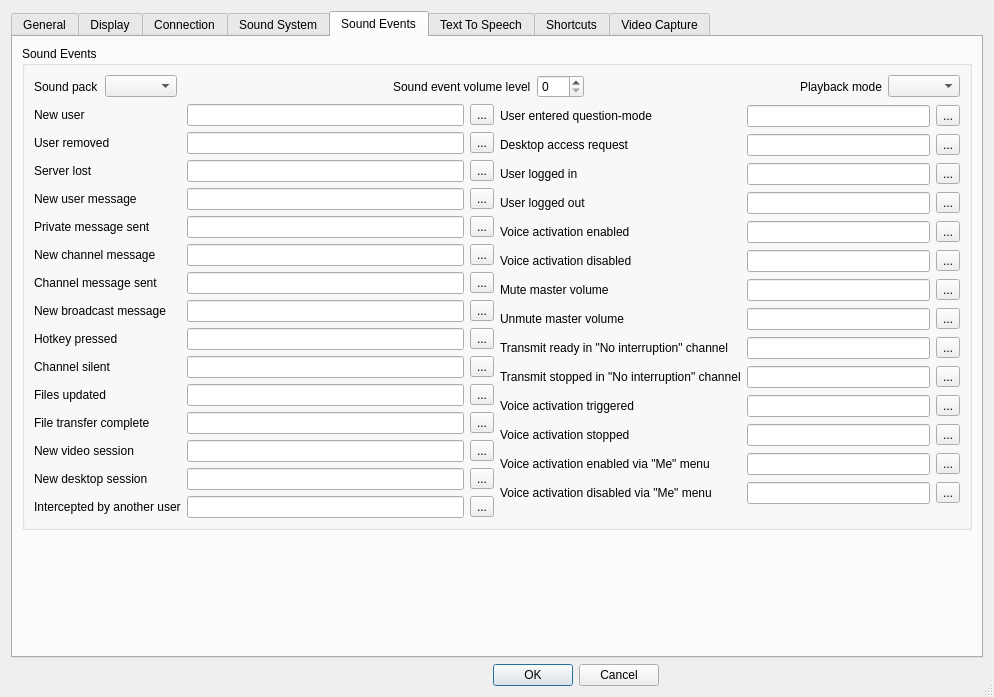
Before: the Qt Designer form Client/qtTeamTalk/preferences.ui in BearWare/TeamTalk5, drawn with Qt 5.
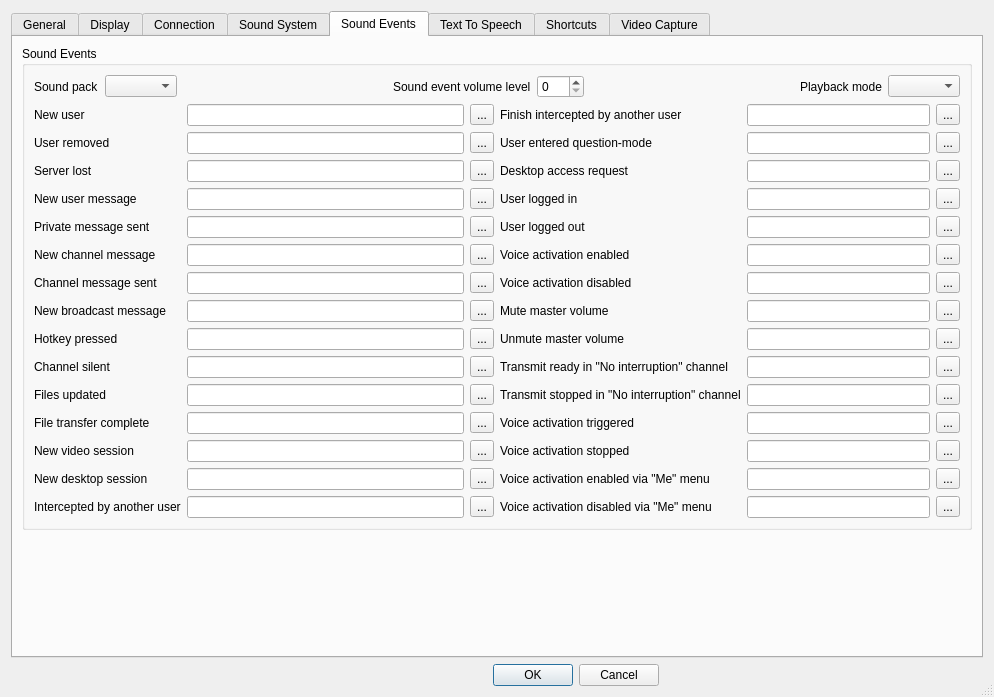
After: the same form once the commit is applied. The open tabs and pages were chosen to show the change. Icons and pictures are not drawn. Custom widgets are drawn as their Qt base class.

What changed in the file:
```diff
--- a/Client/qtTeamTalk/preferences.ui
+++ b/Client/qtTeamTalk/preferences.ui
@@ -1750,6 +1750,29 @@
             <item>
              <layout class="QGridLayout" name="gridLayout_7">
               <item row="0" column="0">
+               <widget class="QLabel" name="label_interceptEnd">
+                <property name="text">
+                 <string>Finish intercepted by another user</string>
+                </property>
+                <property name="buddy">
+                 <cstring>interceptEndEdit</cstring>
+                </property>
+               </widget>
+              </item>
+              <item row="0" column="1">
+               <widget class="QLineEdit" name="interceptEndEdit"/>
+              </item>
+              <item row="0" column="2">
+               <widget class="QToolButton" name="interceptEndButton">
+                <property name="accessibleName">
+                 <string>Browse</string>
+                </property>
+                <property name="text">
+                 <string notr="true">...</string>
+                </property>
+               </widget>
+              </item>
+              <item row="1" column="0">
                <widget class="QLabel" name="label_38">
                 <property name="text">
                  <string>User entered question-mode</string>
@@ -1759,10 +1782,10 @@
                 </property>
                </widget>
               </item>
-              <item row="0" column="1">
+              <item row="1" column="1">
                <widget class="QLineEdit" name="questionmodeEdit"/>
               </item>
-              <item row="0" column="2">
+              <item row="1" column="2">
                <widget class="QToolButton" name="questionmodeBtn">
                 <property name="accessibleName">
                  <string>Browse</string>
@@ -1772,7 +1795,7 @@
                 </property>
                </widget>
               </item>
-              <item row="1" column="0">
+              <item row="2" column="0">
                <widget class="QLabel" name="label_40">
                 <property name="text">
                  <string>Desktop access request</string>
@@ -1782,10 +1805,10 @@
                 </property>
                </widget>
               </item>
-              <item row="1" column="1">
+              <item row="2" column="1">
                <widget class="QLineEdit" name="desktopaccessEdit"/>
               </item>
-              <item row="1" column="2">
+              <item row="2" column="2">
                <widget class="QToolButton" name="desktopaccessBtn">
                 <property name="accessibleName">
                  <string>Browse</string>
@@ -1795,7 +1818,7 @@
                 </property>
                </widget>
               </item>
-              <item row="2" column="0">
+              <item row="3" column="0">
                <widget class="QLabel" name="label_60">
                 <property name="text">
                  <string>User logged in</string>
@@ -1805,10 +1828,10 @@
                 </property>
                </widget>
               </item>
-              <item row="2" column="1">
+              <item row="3" column="1">
                <widget class="QLineEdit" name="userloggedinEdit"/>
               </item>
-              <item row="2" column="2">
+              <item row="3" column="2">
                <widget class="QToolButton" name="userloggedinButton">
                 <property name="accessibleName">
                  <string>Browse</string>
@@ -1818,7 +1841,7 @@
                 </property>
                </widget>
               </item>
-              <item row="3" column="0">
+              <item row="4" column="0">
                <widget class="QLabel" name="label_61">
                 <property name="text">
                  <string>User logged out</string>
@@ -1828,10 +1851,10 @@
                 </property>
                </widget>
               </item>
-              <item row="3" column="1">
+              <item row="4" column="1">
                <widget class="QLineEdit" name="userloggedoutEdit"/>
               </item>
-              <item row="3" column="2">
+              <item row="4" column="2">
                <widget class="QToolButton" name="userloggedoutButton">
                 <property name="accessibleName">
                  <string>Browse</string>
@@ -1841,7 +1864,7 @@
                 </property>
                </widget>
               </item>
-              <item row="4" column="0">
+              <item row="5" column="0">
                <widget class="QLabel" name="label_62">
                 <property name="text">
                  <string>Voice activation enabled</string>
@@ -1851,10 +1874,10 @@
                 </property>
                </widget>
               </item>
-              <item row="4" column="1">
+              <item row="5" column="1">
                <widget class="QLineEdit" name="voiceactonEdit"/>
               </item>
-              <item row="4" column="2">
+              <item row="5" column="2">
                <widget class="QToolButton" name="voiceactonButton">
                 <property name="accessibleName">
                  <string>Browse</string>
@@ -1864,7 +1887,7 @@
                 </property>
                </widget>
               </item>
-              <item row="5" column="0">
+              <item row="6" column="0">
                <widget class="QLabel" name="label_63">
                 <property name="text">
                  <string>Voice activation disabled</string>
@@ -1874,10 +1897,10 @@
                 </property>
                </widget>
               </item>
-              <item row="5" column="1">
+              <item row="6" column="1">
                <widget class="QLineEdit" name="voiceactoffEdit"/>
               </item>
-              <item row="5" column="2">
+              <item row="6" column="2">
                <widget class="QToolButton" name="voiceactoffButton">
                 <property name="accessibleName">
                  <string>Browse</string>
@@ -1887,7 +1910,7 @@
                 </property>
                </widget>
               </item>
-              <item row="6" column="0">
+              <item row="7" column="0">
                <widget class="QLabel" name="label_64">
                 <property name="text">
                  <string>Mute master volume</string>
@@ -1897,10 +1920,10 @@
                 </property>
                </widget>
               </item>
-              <item row="6" column="1">
+              <item row="7" column="1">
                <widget class="QLineEdit" name="muteallonEdit"/>
               </item>
-              <item row="6" column="2">
+              <item row="7" column="2">
                <widget class="QToolButton" name="muteallonButton">
                 <property name="accessibleName">
                  <string>Browse</string>
@@ -1910,7 +1933,7 @@
                 </property>
                </widget>
               </item>
-              <item row="7" column="0">
+              <item row="8" column="0">
                <widget class="QLabel" name="label_65">
                 <property name="text">
                  <string>Unmute master volume</string>
@@ -1920,10 +1943,10 @@
                 </property>
                </widget>
               </item>
-              <item row="7" column="1">
+              <item row="8" column="1">
                <widget class="QLineEdit" name="mutealloffEdit"/>
               </item>
-              <item row="7" column="2">
+              <item row="8" column="2">
                <widget class="QToolButton" name="mutealloffButton">
                 <property name="accessibleName">
                  <string>Browse</string>
@@ -1933,7 +1956,7 @@
                 </property>
                </widget>
               </item>
-              <item row="8" column="0">
+              <item row="9" column="0">
                <widget class="QLabel" name="label_66">
                 <property name="text">
                  <string>Transmit ready in &quot;No interruption&quot; channel</string>
@@ -1943,10 +1966,10 @@
                 </property>
                </widget>
               </item>
-              <item row="8" column="1">
+              <item row="9" column="1">
                <widget class="QLineEdit" name="transmitqueueheadEdit"/>
               </item>
-              <item row="8" column="2">
+              <item row="9" column="2">
                <widget class="QToolButton" name="transmitqueueheadButton">
                 <property name="accessibleName">
                  <string>Browse</string>
@@ -1956,7 +1979,7 @@
                 </property>
                </widget>
               </item>
-              <item row="9" column="0">
+              <item row="10" column="0">
                <widget class="QLabel" name="label_67">
                 <property name="text">
                  <string>Transmit stopped in &quot;No interruption&quot; channel</string>
@@ -1966,10 +1989,10 @@
                 </property>
                </widget>
               </item>
-              <item row="9" column="1">
+              <item row="10" column="1">
                <widget class="QLineEdit" name="transmitqueuestopEdit"/>
               </item>
-              <item row="9" column="2">
+              <item row="10" column="2">
                <widget class="QToolButton" name="transmitqueuestopButton">
                 <property name="accessibleName">
                  <string>Browse</string>
@@ -1979,7 +2002,7 @@
                 </property>
                </widget>
               </item>
-              <item row="10" column="0">
+              <item row="11" column="0">
                <widget class="QLabel" name="label_68">
                 <property name="text">
                  <string>Voice activation triggered</string>
@@ -1989,10 +2012,10 @@
                 </property>
                </widget>
               </item>
-              <item row="10" column="1">
+              <item row="11" column="1">
                <widget class="QLineEdit" name="voiceacttrigEdit"/>
               </item>
-              <item row="10" column="2">
+              <item row="11" column="2">
                <widget class="QToolButton" name="voiceacttrigButton">
                 <property name="accessibleName">
                  <string>Browse</string>
@@ -2002,7 +2025,7 @@
                 </property>
                </widget>
               </item>
-              <item row="11" column="0">
+              <item row="12" column="0">
                <widget class="QLabel" name="label_69">
                 <property name="text">
                  <string>Voice activation stopped</string>
@@ -2012,10 +2035,10 @@
                 </property>
                </widget>
               </item>
-              <item row="11" column="1">
+              <item row="12" column="1">
                <widget class="QLineEdit" name="voiceactstopEdit"/>
               </item>
-              <item row="11" column="2">
+              <item row="12" column="2">
                <widget class="QToolButton" name="voiceactstopButton">
                 <property name="accessibleName">
                  <string>Browse</string>
@@ -2025,7 +2048,7 @@
                 </property>
                </widget>
               </item>
-              <item row="12" column="0">
+              <item row="13" column="0">
                <widget class="QLabel" name="label_70">
                 <property name="text">
                  <string>Voice activation enabled via &quot;Me&quot; menu</string>
@@ -2035,10 +2058,10 @@
                 </property>
                </widget>
               </item>
-              <item row="12" column="1">
+              <item row="13" column="1">
                <widget class="QLineEdit" name="voiceactmeonEdit"/>
               </item>
-              <item row="12" column="2">
+              <item row="13" column="2">
                <widget class="QToolButton" name="voiceactmeonButton">
                 <property name="accessibleName">
                  <string>Browse</string>
@@ -2048,7 +2071,7 @@
                 </property>
                </widget>
               </item>
-              <item row="13" column="0">
+              <item row="14" column="0">
                <widget class="QLabel" name="label_71">
                 <property name="text">
                  <string>Voice activation disabled via &quot;Me&quot; menu</string>
@@ -2058,10 +2081,10 @@
                 </property>
                </widget>
               </item>
-              <item row="13" column="1">
+              <item row="14" column="1">
                <widget class="QLineEdit" name="voiceactmeoffEdit"/>
               </item>
-              <item row="13" column="2">
+              <item row="14" column="2">
                <widget class="QToolButton" name="voiceactmeoffButton">
                 <property name="accessibleName">
                  <string>Browse</string>
```
